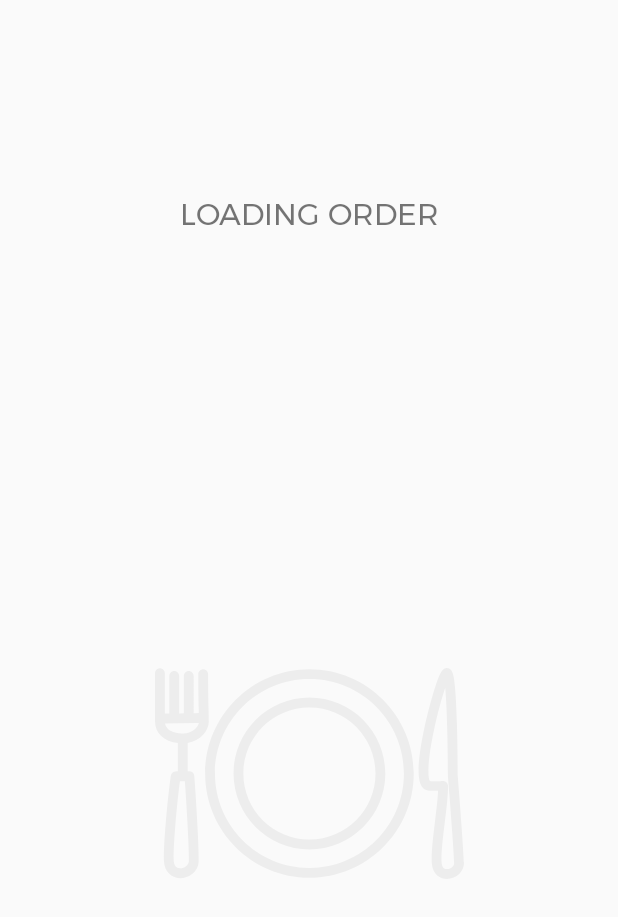
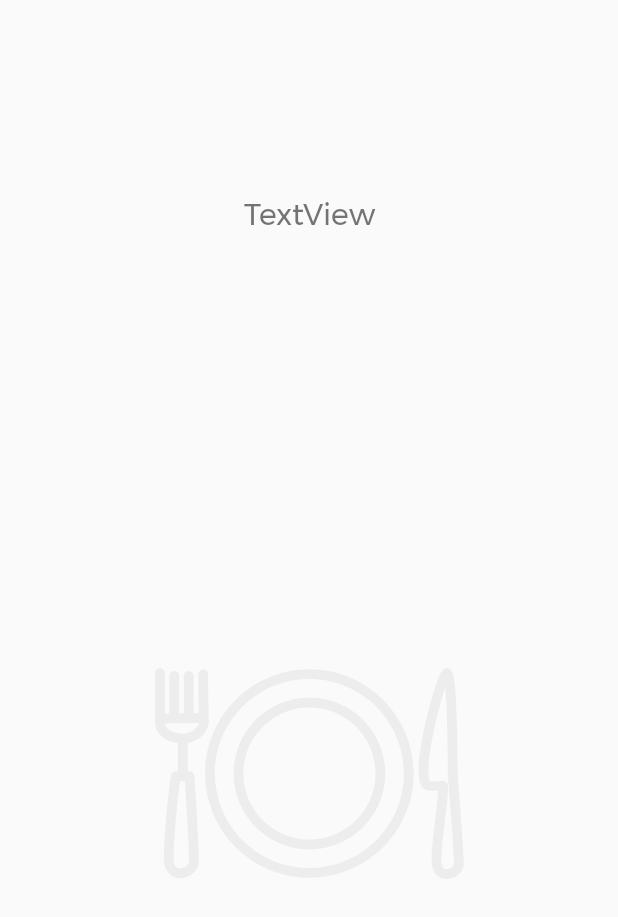
Before and after one commit to 7Heaven7/ProjectFoodQueue, an Android app: the layout fragment_frag_admin_miniorder.xml on its own in the app's theme, with its tools: preview values and no code run, on a phone screen of 412 x 824 dp. Shown: the top 917 px of the screen. Run offline under Robolectric (Android 15) with nearby library versions, the light colour scheme and no system bars.

```diff
--- a/app/src/main/res/layout/fragment_frag_admin_miniorder.xml
+++ b/app/src/main/res/layout/fragment_frag_admin_miniorder.xml
@@ -27,7 +27,7 @@
         android:layout_height="wrap_content"
         android:gravity="center"
         android:padding="12dp"
-        android:text="LOADING ORDER"
+        android:text="TextView"
         android:textSize="20sp"
         app:layout_constraintBottom_toBottomOf="parent"
         app:layout_constraintEnd_toEndOf="parent"
```
